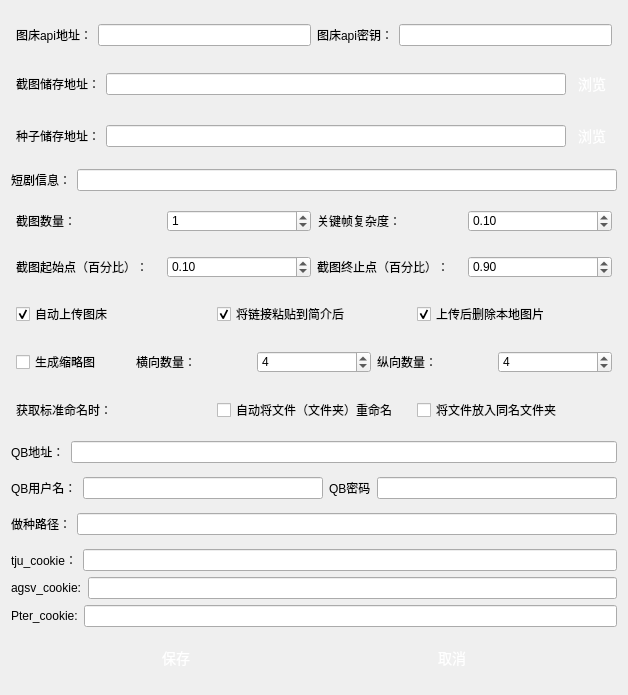
Old version of the form ui/settings.ui in the repository waidosia/ph-bjd-playlet.
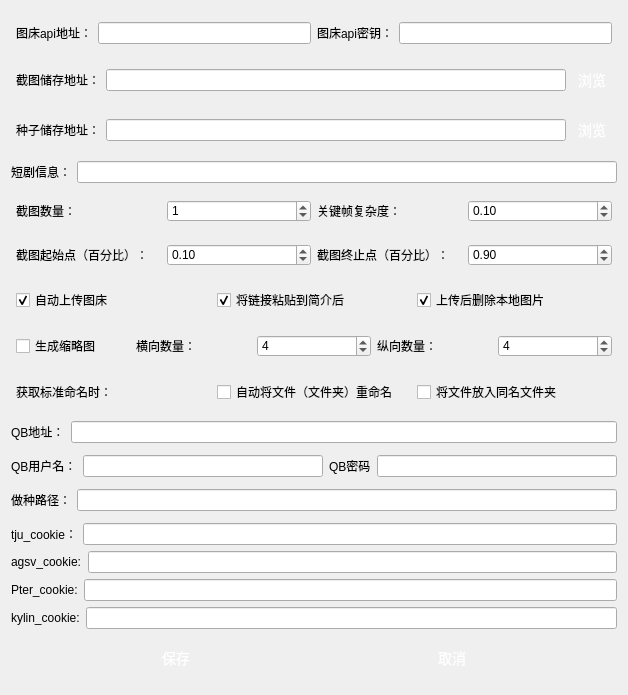
New version of the form.

Diff of the .ui file:
```diff
--- a/ui/settings.ui
+++ b/ui/settings.ui
@@ -1245,6 +1245,20 @@
        </item>
       </layout>
      </item>
+     <item>
+      <layout class="QHBoxLayout" name="horizontalLayout_17">
+       <item>
+        <widget class="QLabel" name="label_20">
+         <property name="text">
+          <string>kylin_cookie:</string>
+         </property>
+        </widget>
+       </item>
+       <item>
+        <widget class="QLineEdit" name="kylinCookie"/>
+       </item>
+      </layout>
+     </item>
     </layout>
    </item>
    <item row="13" column="0">
```
Left out of the diff: 2 changed lines with no effect on the pictures.
